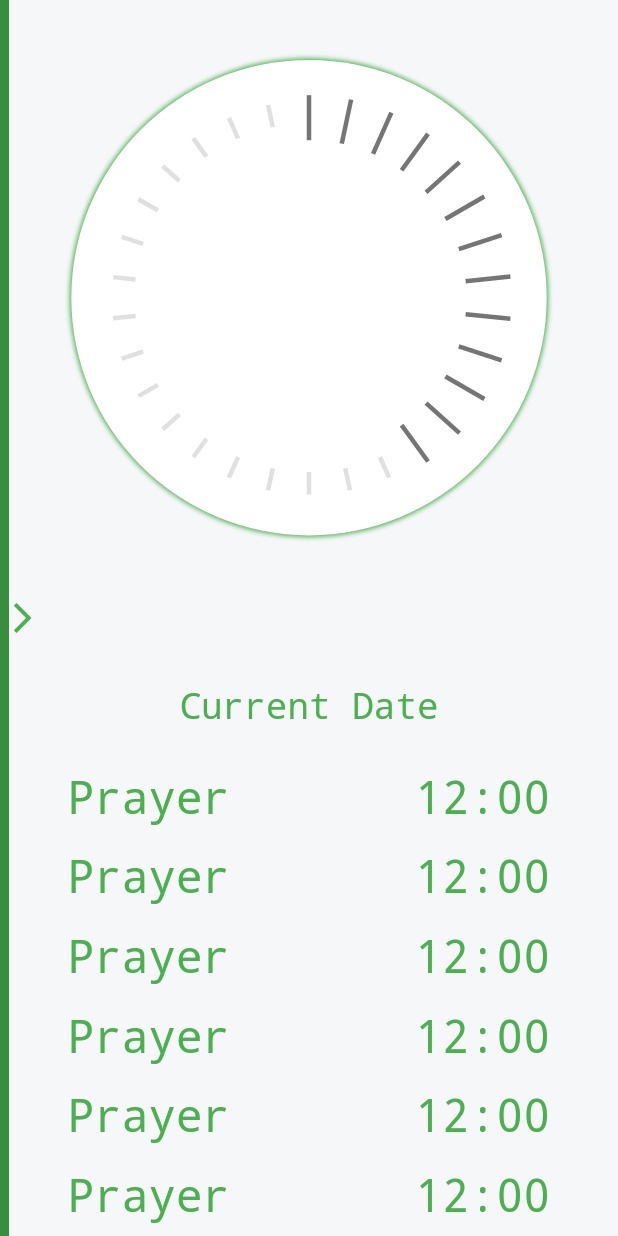
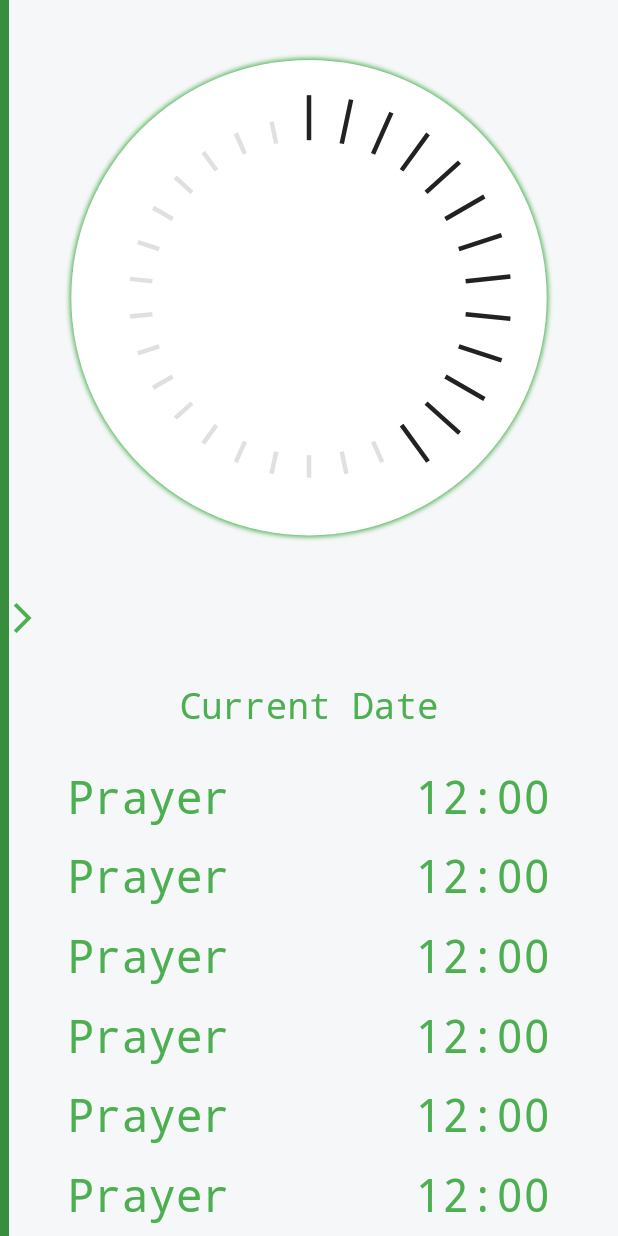
Before and after one commit to burhanhaq/SimpleAzaan, a Flutter app: the screen it shows after launch, on a phone screen of 412 x 824 dp. Run offline on Flutter 3.47's test engine with Material 2 defaults, Android fonts, the phone set to English and light mode, and no system bars; network calls fail.

Commit message:
Move ClockGraduation to separate file

```diff
--- a/lib/widgets/clock_dial_widget.dart
+++ b/lib/widgets/clock_dial_widget.dart
@@ -1,6 +1,7 @@
 import 'dart:math';
 
 import 'package:flutter/material.dart';
+import 'package:simple_azaan/widgets/clock_graduation.dart';
 
 class ClockDial extends StatefulWidget {
   ClockDial({
@@ -65,18 +66,3 @@ class _ClockDialState extends State<ClockDial> {
     );
   }
 }
-
-class ClockGraduation extends StatelessWidget {
-  bool isGraduationPassed;
-  ClockGraduation({super.key, this.isGraduationPassed = false});
-
-  @override
-  Widget build(BuildContext context) {
-    return Container(
-      color: isGraduationPassed ? Colors.black12 : Colors.black54,
-      width: 3,
-      height: isGraduationPassed ? 15 : 30,
-      margin: EdgeInsets.only(bottom: isGraduationPassed ? 247.5 : 240),
-    );
-  }
-}
--- /dev/null
+++ b/lib/widgets/clock_graduation.dart
@@ -0,0 +1,16 @@
+import 'package:flutter/material.dart';
+
+class ClockGraduation extends StatelessWidget {
+  bool isGraduationPassed;
+  ClockGraduation({super.key, this.isGraduationPassed = false});
+
+  @override
+  Widget build(BuildContext context) {
+    return Container(
+      color: isGraduationPassed ? Colors.black12 : Colors.black87,
+      width: 3,
+      height: isGraduationPassed ? 15 : 30,
+      margin: EdgeInsets.only(bottom: isGraduationPassed ? 225 : 240),
+    );
+  }
+}
```
